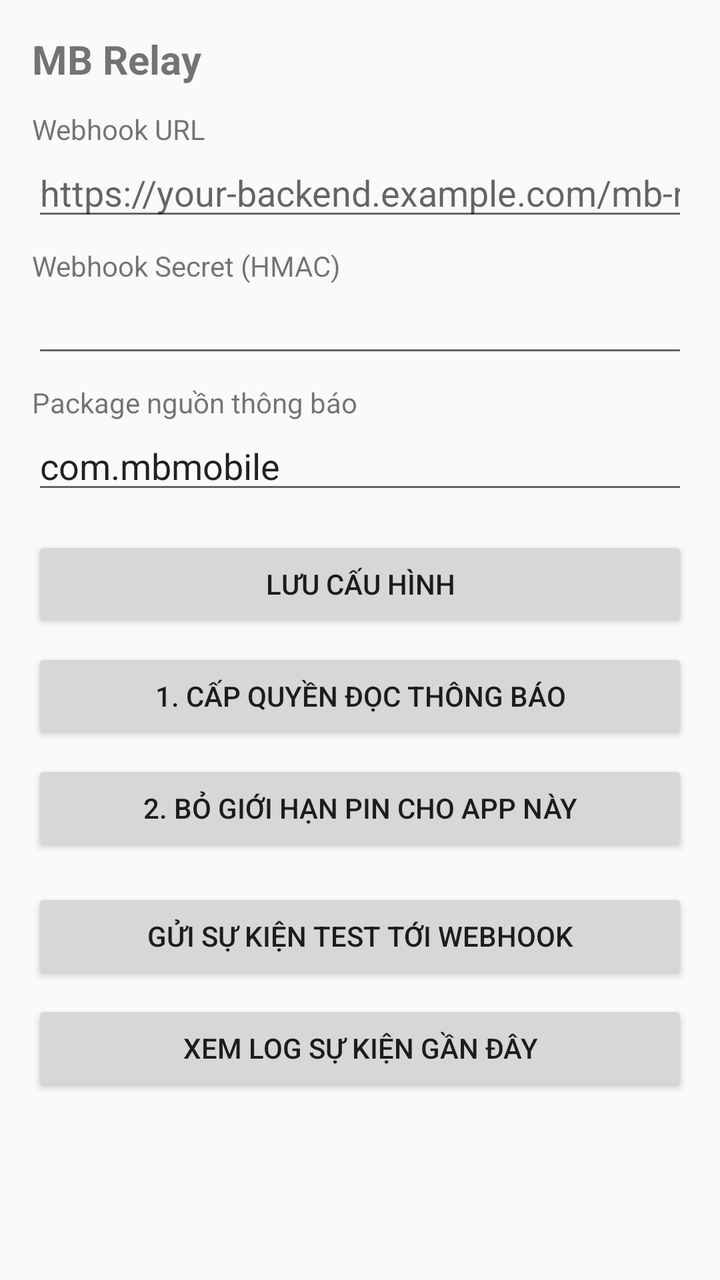
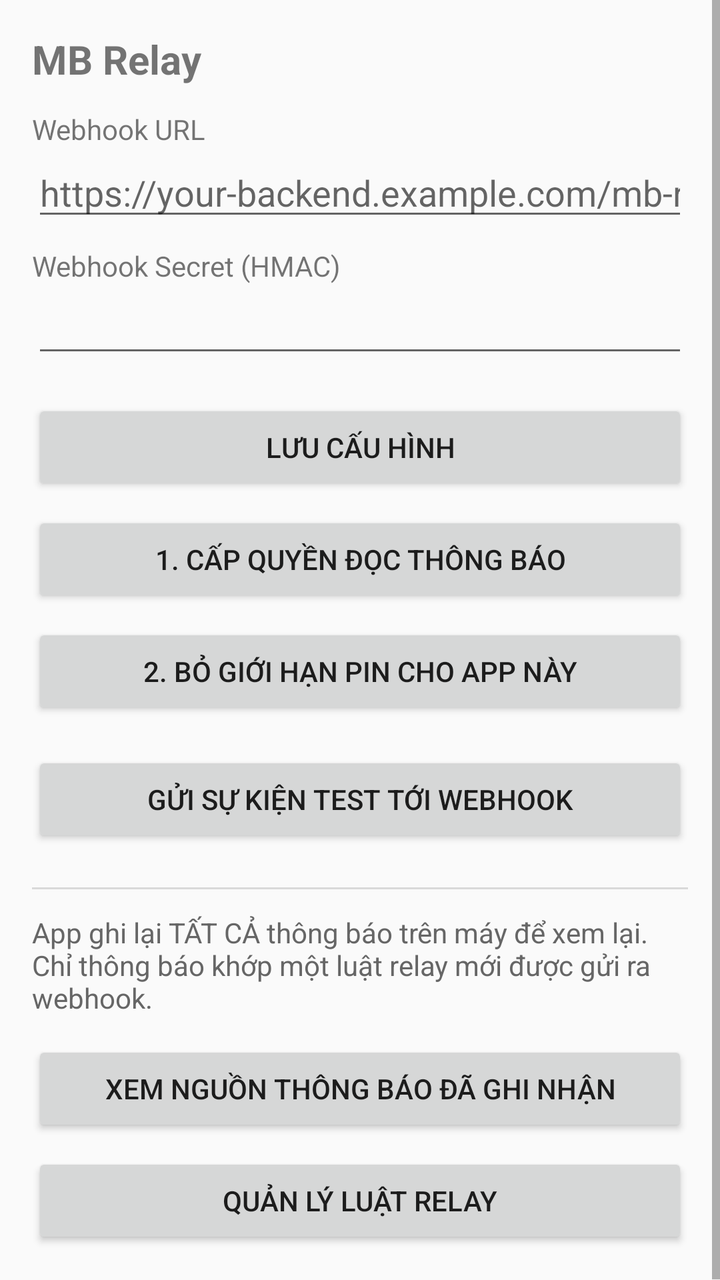

Two renders of the same Android screen: before a commit and after it. Below are the layout's source before the change and the commit's diff.
<!-- AndroidManifest.xml: application theme Theme.MbRelay -->
<!-- res/layout/activity_main.xml -->
<?xml version="1.0" encoding="utf-8"?>
<ScrollView xmlns:android="http://schemas.android.com/apk/res/android"
    android:layout_width="match_parent"
    android:layout_height="match_parent">

    <LinearLayout
        android:layout_width="match_parent"
        android:layout_height="wrap_content"
        android:orientation="vertical"
        android:padding="16dp">

        <TextView
            android:layout_width="wrap_content"
            android:layout_height="wrap_content"
            android:text="MB Relay"
            android:textSize="20sp"
            android:textStyle="bold"
            android:layout_marginBottom="12dp" />

        <TextView
            android:layout_width="wrap_content"
            android:layout_height="wrap_content"
            android:text="Webhook URL" />
        <EditText
            android:id="@+id/webhookUrl"
            android:layout_width="match_parent"
            android:layout_height="wrap_content"
            android:inputType="textUri"
            android:hint="https://your-backend.example.com/mb-relay" />

        <TextView
            android:layout_width="wrap_content"
            android:layout_height="wrap_content"
            android:layout_marginTop="8dp"
            android:text="Webhook Secret (HMAC)" />
        <EditText
            android:id="@+id/webhookSecret"
            android:layout_width="match_parent"
            android:layout_height="wrap_content"
            android:inputType="textPassword" />

        <TextView
            android:layout_width="wrap_content"
            android:layout_height="wrap_content"
            android:layout_marginTop="8dp"
            android:text="Package nguồn thông báo" />
        <EditText
            android:id="@+id/sourcePackage"
            android:layout_width="match_parent"
            android:layout_height="wrap_content"
            android:text="com.mbmobile" />

        <Button
            android:id="@+id/saveButton"
            android:layout_width="match_parent"
            android:layout_height="wrap_content"
            android:layout_marginTop="16dp"
            android:text="Lưu cấu hình" />

        <Button
            android:id="@+id/notifAccessButton"
            android:layout_width="match_parent"
            android:layout_height="wrap_content"
            android:layout_marginTop="8dp"
            android:text="1. Cấp quyền đọc thông báo" />

        <Button
            android:id="@+id/batteryButton"
            android:layout_width="match_parent"
            android:layout_height="wrap_content"
            android:layout_marginTop="8dp"
            android:text="2. Bỏ giới hạn pin cho app này" />

        <Button
            android:id="@+id/testButton"
            android:layout_width="match_parent"
            android:layout_height="wrap_content"
            android:layout_marginTop="16dp"
            android:text="Gửi sự kiện test tới webhook" />

        <Button
            android:id="@+id/refreshLogButton"
            android:layout_width="match_parent"
            android:layout_height="wrap_content"
            android:layout_marginTop="8dp"
            android:text="Xem log sự kiện gần đây" />

        <TextView
            android:id="@+id/eventLog"
            android:layout_width="match_parent"
            android:layout_height="wrap_content"
            android:layout_marginTop="16dp"
            android:fontFamily="monospace"
            android:textIsSelectable="true"
            android:text="" />

    </LinearLayout>
</ScrollView>
<!-- resources referenced by this layout -->
<resources>
  <style name="Theme.MbRelay" parent="Theme.AppCompat.DayNight.NoActionBar" />
</resources>

<!-- the commit's change to res/layout/activity_main.xml (unified diff, before → after) -->
@@ -39,17 +39,6 @@
             android:layout_height="wrap_content"
             android:inputType="textPassword" />
 
-        <TextView
-            android:layout_width="wrap_content"
-            android:layout_height="wrap_content"
-            android:layout_marginTop="8dp"
-            android:text="Package nguồn thông báo" />
-        <EditText
-            android:id="@+id/sourcePackage"
-            android:layout_width="match_parent"
-            android:layout_height="wrap_content"
-            android:text="com.mbmobile" />
-
         <Button
             android:id="@+id/saveButton"
             android:layout_width="match_parent"
@@ -78,21 +67,32 @@
             android:layout_marginTop="16dp"
             android:text="Gửi sự kiện test tới webhook" />
 
+        <View
+            android:layout_width="match_parent"
+            android:layout_height="1dp"
+            android:background="#22000000"
+            android:layout_marginTop="20dp"
+            android:layout_marginBottom="12dp" />
+
+        <TextView
+            android:layout_width="wrap_content"
+            android:layout_height="wrap_content"
+            android:text="App ghi lại TẤT CẢ thông báo trên máy để xem lại. Chỉ thông báo khớp một luật relay mới được gửi ra webhook."
+            android:textColor="#666666"
+            android:layout_marginBottom="12dp" />
+
         <Button
-            android:id="@+id/refreshLogButton"
+            android:id="@+id/sourcesButton"
+            android:layout_width="match_parent"
+            android:layout_height="wrap_content"
+            android:text="Xem nguồn thông báo đã ghi nhận" />
+
+        <Button
+            android:id="@+id/rulesButton"
             android:layout_width="match_parent"
             android:layout_height="wrap_content"
             android:layout_marginTop="8dp"
-            android:text="Xem log sự kiện gần đây" />
-
-        <TextView
-            android:id="@+id/eventLog"
-            android:layout_width="match_parent"
-            android:layout_height="wrap_content"
-            android:layout_marginTop="16dp"
-            android:fontFamily="monospace"
-            android:textIsSelectable="true"
-            android:text="" />
+            android:text="Quản lý luật relay" />
 
     </LinearLayout>
 </ScrollView>
